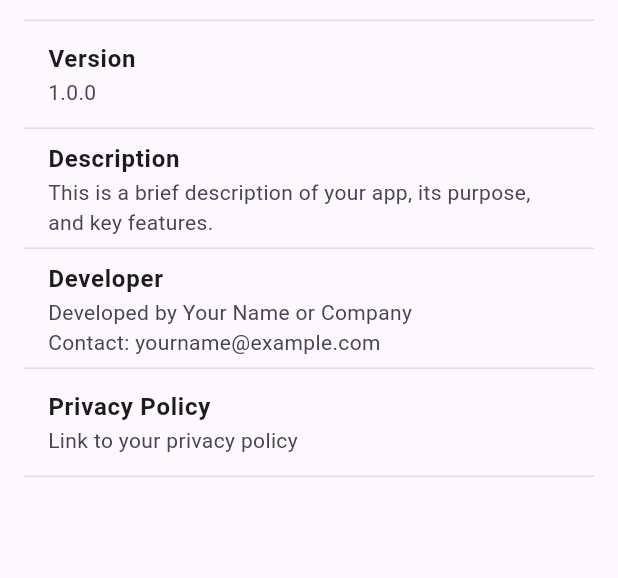
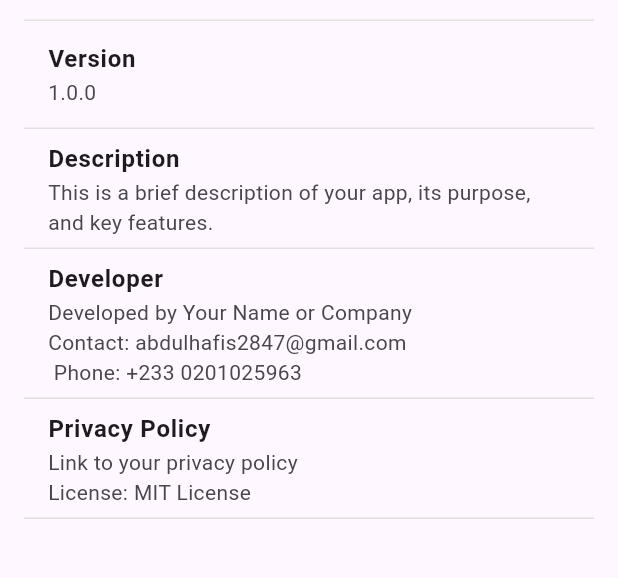
Before and after one commit to pious2847/FindSafe, a Flutter app: the AboutPhone screen opened directly, on a phone screen of 412 x 824 dp, the part 195-773 px from its top. Run offline on Flutter 3.47's test engine with Material 3 defaults, Android fonts, the phone set to English and light mode, and no system bars; our stand-ins replace device_info_plus, dio, flutter_local_notifications, flutter_svg, fluttertoast, geolocator and 6 more; missing offline and left inert: flutter_polyline_points, workmanager; accounts and stored records are empty.

Commit message:
Changes to be committed: 	modified:   lib/screens/about.dart 	modified:   lib/screens/profile.dart

```diff
--- a/lib/screens/about.dart
+++ b/lib/screens/about.dart
@@ -35,11 +35,11 @@ class _AboutPhoneState extends State<AboutPhone> {
               ),
               _CustomListTile(
                 title: 'Developer',
-                subtitle: 'Developed by Your Name or Company\nContact: yourname@example.com',
+                subtitle: 'Developed by Your Name or Company\nContact: abdulhafis2847@gmail.com \n Phone: +233 0201025963 ',
               ),
               _CustomListTile(
                 title: 'Privacy Policy',
-                subtitle: 'Link to your privacy policy',
+                subtitle: 'Link to your privacy policy\nLicense: MIT License',
               ),
               SizedBox(height: 16),
               // _SocialMediaLinks(),
--- a/lib/screens/profile.dart
+++ b/lib/screens/profile.dart
@@ -97,7 +97,9 @@ class _UserProfileState extends State<UserProfile> {
           child: ListView(
             children: <Widget>[
               Card(
+                color: Colors.white,
                 child: ListTile(
+                  tileColor: Colors.white,
                   title: const Text(
                     'Username',
                     style: TextStyle(fontWeight: FontWeight.bold),
@@ -111,6 +113,7 @@ class _UserProfileState extends State<UserProfile> {
                 ),
               ),
               Card(
+                color: Colors.white,
                 child: ListTile(
                   title: const Text(
                     'Email',
```
